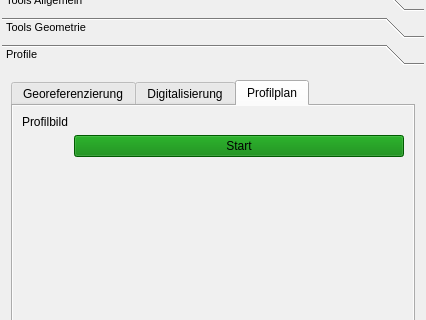
Qt form t2g_arch_dockwidget_base.ui (Landesamt-fuer-Archaeologie-Sachsen/Tachy2GIS_arch) before a commit; both pictures show x 0 to 426 and y 133 to 453 of the 426 by 937 pixel window.
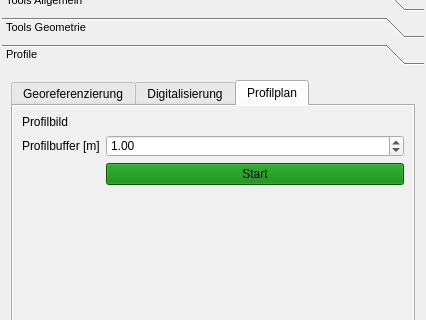
The same form after that commit. The open tabs and pages were chosen to show the change. Icons and pictures are not drawn. Custom widgets are drawn as their Qt base class.

Commit message: Profilebuffer for export

The edit to the form file:
```diff
--- a/t2g_arch_dockwidget_base.ui
+++ b/t2g_arch_dockwidget_base.ui
@@ -2367,7 +2367,7 @@
               </property>
              </widget>
             </item>
-            <item row="1" column="1">
+            <item row="2" column="1">
              <widget class="QPushButton" name="startPlanBtn">
               <property name="styleSheet">
                <string notr="true">background-color : green</string>
@@ -2377,6 +2377,26 @@
               </property>
              </widget>
             </item>
+            <item row="1" column="1">
+             <widget class="QDoubleSpinBox" name="profileBufferSpinBox">
+              <property name="maximum">
+               <double>5.000000000000000</double>
+              </property>
+              <property name="singleStep">
+               <double>0.010000000000000</double>
+              </property>
+              <property name="value">
+               <double>1.000000000000000</double>
+              </property>
+             </widget>
+            </item>
+            <item row="1" column="0">
+             <widget class="QLabel" name="label_37">
+              <property name="text">
+               <string>Profilbuffer [m]</string>
+              </property>
+             </widget>
+            </item>
            </layout>
           </widget>
          </widget>
```
Left out of the diff: 30 changed lines with no effect on the pictures. The commit also changes 1 other file.
